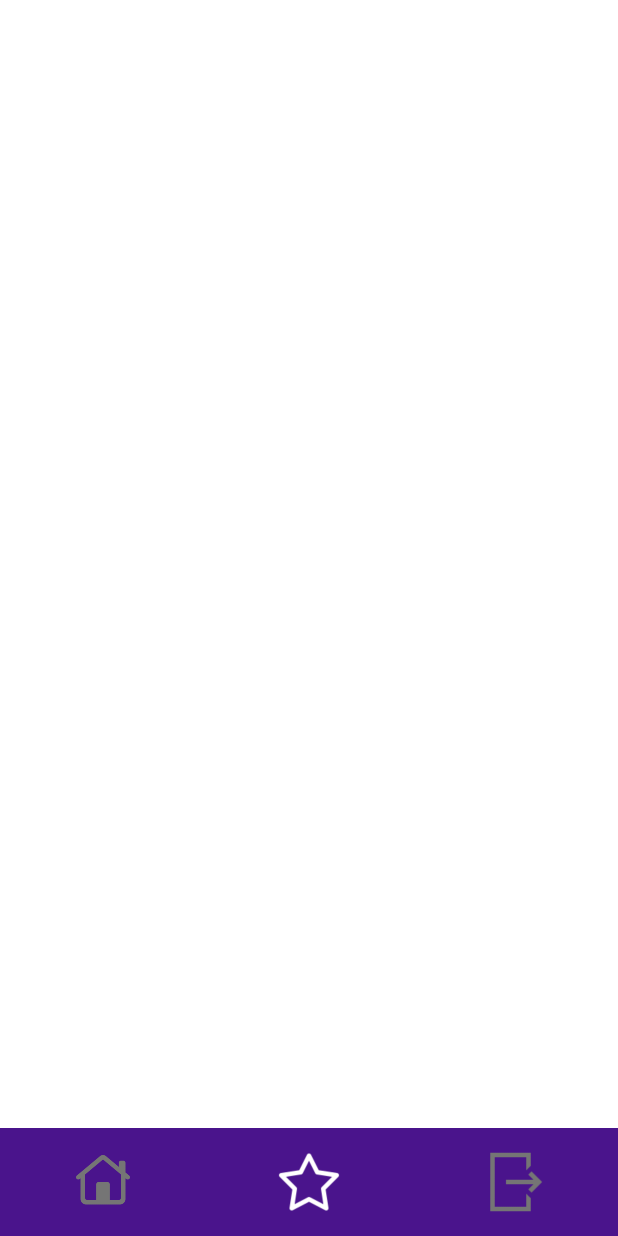
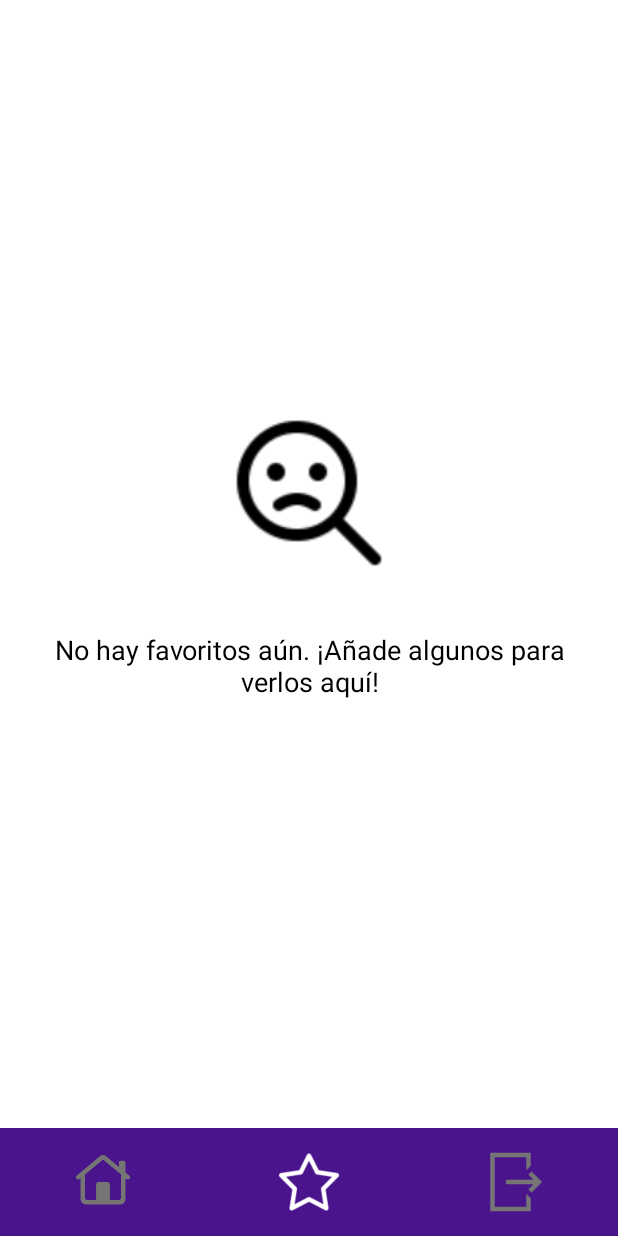
Before and after one commit to NicoA-alt/TPO_DA1, an Android app: the screen it shows after launch once a user with an empty profile is signed in (MainActivity), item 2 of the bottom bar chosen, on a phone screen of 412 x 824 dp. Run offline under Robolectric (Android 15) with nearby library versions, the phone set to English and light mode, and no system bars; our stand-ins replace Firebase (no records; nobody signed in at launch, a user with empty details on screens opened directly), data binding; 1 statement that could not run was skipped.

Commit message:
Agregar y quitar de favoritos + Mejoras visuales

```diff
--- a/app/src/main/java/com/example/tpo_da1/ui/ui/FavoriteAdapter.kt
+++ b/app/src/main/java/com/example/tpo_da1/ui/ui/FavoriteAdapter.kt
@@ -10,7 +10,7 @@ import com.example.tpo_da1.R
 import com.example.tpo_da1.databinding.ItemFavoriteBinding
 import com.example.tpo_da1.ui.domain.Deal
 
-class FavoriteAdapter(private val deals: List<Deal>, private val clickListener: (Deal) -> Unit) : RecyclerView.Adapter<FavoriteViewHolder>() {
+class FavoriteAdapter(private val deals: List<Deal>, private val clickListener: (String) -> Unit) : RecyclerView.Adapter<FavoriteViewHolder>() {
 
     override fun onCreateViewHolder(parent: ViewGroup, viewType: Int): FavoriteViewHolder {
         val binding = ItemFavoriteBinding.inflate(LayoutInflater.from(parent.context), parent, false)
@@ -22,5 +22,4 @@ class FavoriteAdapter(private val deals: List<Deal>, private val clickListener:
     }
 
     override fun getItemCount() = deals.size
-
 }
--- a/app/src/main/java/com/example/tpo_da1/ui/ui/FavoriteViewHolder.kt
+++ b/app/src/main/java/com/example/tpo_da1/ui/ui/FavoriteViewHolder.kt
@@ -11,7 +11,7 @@ import com.example.tpo_da1.ui.domain.Deal
 import kotlin.math.roundToInt
 
 class FavoriteViewHolder(private val binding: ItemFavoriteBinding) : RecyclerView.ViewHolder(binding.root) {
-    fun bind(deal: Deal, clickListener: (Deal) -> Unit) {
+    fun bind(deal: Deal, clickListener: (String) -> Unit) {
         binding.title.text = deal.title
         binding.normalPrice.text = "$${deal.normalPrice}"
         binding.salePrice.text = "$${deal.salePrice}"
@@ -25,6 +25,6 @@ class FavoriteViewHolder(private val binding: ItemFavoriteBinding) : RecyclerVie
         val discountPercentage = ((normalPrice - salePrice) / normalPrice * 100).roundToInt()
         binding.discountPercentage.text = "$discountPercentage%"
 
-        binding.root.setOnClickListener { clickListener(deal) }
+        binding.root.setOnClickListener { clickListener(deal.dealID) }
     }
 }
--- a/app/src/main/java/com/example/tpo_da1/ui/ui/FavoritosFragment.kt
+++ b/app/src/main/java/com/example/tpo_da1/ui/ui/FavoritosFragment.kt
@@ -36,10 +36,17 @@ class FavoritosFragment : Fragment() {
     }
 
     private fun setupRecyclerView() {
-        favoriteAdapter = FavoriteAdapter(favoriteDeals) { deal ->
-            val intent = Intent(context, DetailFragment::class.java)
-            intent.putExtra("deal", deal)
-            startActivity(intent)
+        favoriteAdapter = FavoriteAdapter(favoriteDeals) { dealID ->
+            val bundle = Bundle().apply {
+                putString("dealID", dealID)
+            }
+            val detailFragment = DetailFragment().apply {
+                arguments = bundle
+            }
+            parentFragmentManager.beginTransaction()
+                .replace(R.id.container, detailFragment)
+                .addToBackStack(null)
+                .commit()
         }
         binding.favoritesRecyclerView.apply {
             layoutManager = LinearLayoutManager(context)
@@ -48,6 +55,7 @@ class FavoritosFragment : Fragment() {
     }
 
     private fun loadFavorites() {
+        binding.progressBar.visibility = View.VISIBLE
         db.collection("favorites")
             .get()
             .addOnSuccessListener { result ->
@@ -57,9 +65,21 @@ class FavoritosFragment : Fragment() {
                     favoriteDeals.add(deal)
                 }
                 favoriteAdapter.notifyDataSetChanged()
+                binding.progressBar.visibility = View.GONE
+
+                if (favoriteDeals.isEmpty()) {
+                    binding.noResultsLayout.visibility = View.VISIBLE
+                    binding.favoritesRecyclerView.visibility = View.GONE
+                } else {
+                    binding.noResultsLayout.visibility = View.GONE
+                    binding.favoritesRecyclerView.visibility = View.VISIBLE
+                }
             }
-            .addOnFailureListener { e ->
+            .addOnFailureListener { _ ->
                 // Error
+                binding.progressBar.visibility = View.GONE
+                binding.noResultsLayout.visibility = View.VISIBLE
+                binding.favoritesRecyclerView.visibility = View.GONE
             }
     }
 
--- a/app/src/main/res/layout/fragment_favoritos.xml
+++ b/app/src/main/res/layout/fragment_favoritos.xml
@@ -8,7 +8,49 @@
             android:id="@+id/favoritesRecyclerView"
             android:layout_width="match_parent"
             android:layout_height="match_parent"
-            android:padding="8dp" />
+            android:paddingTop="8dp"
+            android:paddingRight="8dp"
+            android:paddingLeft="8dp" />
+
+        <LinearLayout
+            android:id="@+id/noResultsLayout"
+            android:layout_width="match_parent"
+            android:layout_height="match_parent"
+            android:orientation="vertical"
+            android:gravity="center"
+            android:visibility="gone"
+            android:padding="16dp"
+            android:background="@color/fondo">
+
+            <ImageView
+                android:id="@+id/noResultsIcon"
+                android:layout_width="120dp"
+                android:layout_height="120dp"
+                android:src="@drawable/no_results"
+                android:contentDescription="@string/no_results_icon" />
+
+            <TextView
+                android:id="@+id/noResultsText"
+                android:layout_width="wrap_content"
+                android:layout_height="wrap_content"
+                android:text="No hay favoritos aún. ¡Añade algunos para verlos aquí!"
+                android:textSize="18sp"
+                android:textColor="@android:color/black"
+                android:layout_marginTop="16dp"
+                android:gravity="center"
+                android:padding="16dp" />
+        </LinearLayout>
+
+        <ProgressBar
+            android:id="@+id/progressBar"
+            android:layout_width="80dp"
+            android:layout_height="80dp"
+            android:background="#424242"
+            android:backgroundTint="@color/white"
+            android:indeterminate="true"
+            android:indeterminateTint="@color/primario"
+            android:visibility="gone"
+            android:layout_gravity="center" />
 
     </FrameLayout>
 </layout>
--- a/app/src/main/res/layout/fragment_home.xml
+++ b/app/src/main/res/layout/fragment_home.xml
@@ -28,7 +28,7 @@
                 android:inputType="text"
                 android:backgroundTint="@color/textoPrimario"
                 android:textColor="@color/textoPrimario"
-                android:textColorHint="@color/textoSecundario"/>
+                android:textColorHint="@color/textoSecundario" />
 
             <ImageButton
                 android:id="@+id/searchButton"
--- a/app/src/main/res/layout/item_favorite.xml
+++ b/app/src/main/res/layout/item_favorite.xml
@@ -3,7 +3,8 @@
     android:layout_width="match_parent"
     android:layout_height="wrap_content"
     android:orientation="horizontal"
-    android:padding="8dp"
+    android:paddingTop="2dp"
+    android:paddingBottom="2dp"
     >
 
     <ImageView
```
Also changed, not shown: app/src/main/java/com/example/tpo_da1/ui/ui/DetailFragment.kt (+43 -1 lines), app/src/main/res/drawable/ic_bookmark.png (added), app/src/main/res/drawable/ic_bookmark_active.png (added).
